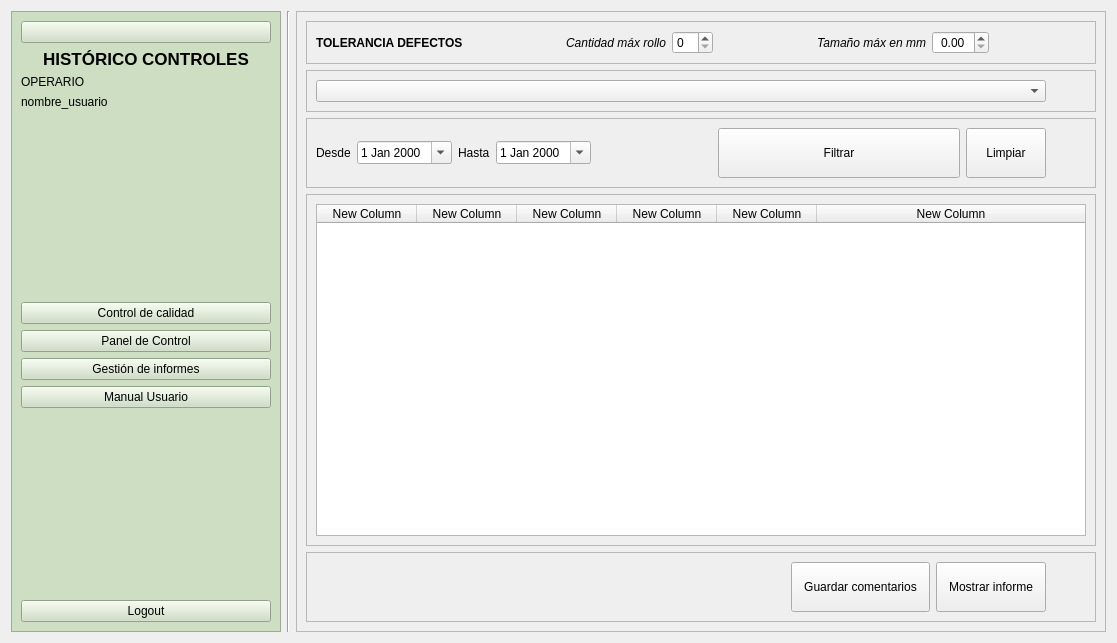
Old version of the form frontend/UI/form_historico_controles.ui in the repository PacoG86/isli.
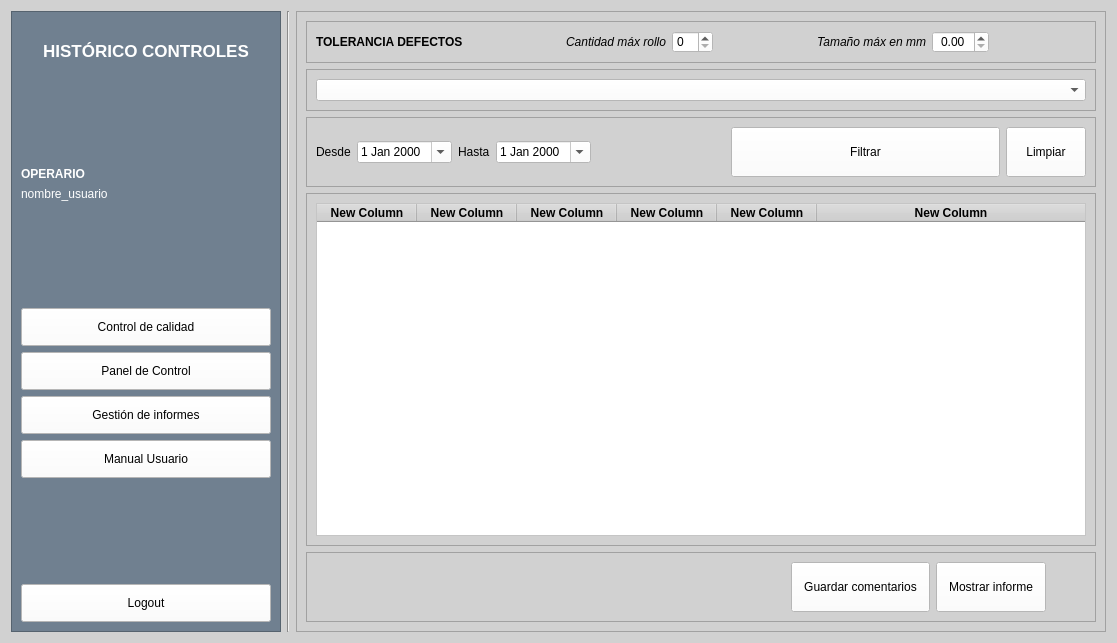
New version of the form. Icons and pictures are not drawn.

What changed in the file:
```diff
--- a/frontend/UI/form_historico_controles.ui
+++ b/frontend/UI/form_historico_controles.ui
@@ -13,6 +13,9 @@
   <property name="windowTitle">
    <string>Form</string>
   </property>
+  <property name="styleSheet">
+   <string notr="true">background-color: #D1D1D1;</string>
+  </property>
   <layout class="QHBoxLayout" name="horizontalLayout_4">
    <item>
     <layout class="QHBoxLayout" name="horizontalLayout_ventanaPpal" stretch="1,0,3">
@@ -28,7 +31,7 @@
         </sizepolicy>
        </property>
        <property name="styleSheet">
-        <string notr="true">background-color: rgb(205, 222, 195);</string>
+        <string notr="true">background-color: #708090;</string>
        </property>
        <property name="frameShape">
         <enum>QFrame::Shape::StyledPanel</enum>
@@ -36,9 +39,24 @@
        <property name="frameShadow">
         <enum>QFrame::Shadow::Raised</enum>
        </property>
-       <layout class="QVBoxLayout" name="verticalLayout_6" stretch="0,0,0,0,0,0,0,0,0,0,0">
+       <layout class="QVBoxLayout" name="verticalLayout_6" stretch="0,0,0,0,0,0,0,0,0,0,0,0">
         <item>
          <widget class="QPushButton" name="pushButton_16">
+          <property name="enabled">
+           <bool>false</bool>
+          </property>
+          <property name="styleSheet">
+           <string notr="true">QPushButton {
+    border: none;
+    background: transparent;
+}
+QPushButton:hover {
+    background: transparent;
+}
+QPushButton:pressed {
+    background: transparent;
+}</string>
+          </property>
           <property name="text">
            <string/>
           </property>
@@ -52,6 +70,9 @@
             <height>150</height>
            </size>
           </property>
+          <property name="flat">
+           <bool>true</bool>
+          </property>
          </widget>
         </item>
         <item>
@@ -62,6 +83,9 @@
             <bold>true</bold>
            </font>
           </property>
+          <property name="styleSheet">
+           <string notr="true">color: rgb(255, 255, 255);</string>
+          </property>
           <property name="text">
            <string>HISTÓRICO CONTROLES</string>
           </property>
@@ -70,8 +94,29 @@
           </property>
          </widget>
         </item>
+        <item>
+         <spacer name="verticalSpacer">
+          <property name="orientation">
+           <enum>Qt::Orientation::Vertical</enum>
+          </property>
+          <property name="sizeHint" stdset="0">
+           <size>
+            <width>20</width>
+            <height>40</height>
+           </size>
+          </property>
+         </spacer>
+        </item>
         <item>
          <widget class="QLabel" name="label_titUsuario">
+          <property name="font">
+           <font>
+            <bold>true</bold>
+           </font>
+          </property>
+          <property name="styleSheet">
+           <string notr="true">color: rgb(255, 255, 255);</string>
+          </property>
           <property name="text">
            <string>OPERARIO</string>
           </property>
@@ -79,6 +124,9 @@
         </item>
         <item>
          <widget class="QLabel" name="label_3">
+          <property name="styleSheet">
+           <string notr="true">color: rgb(255, 255, 255);</string>
+          </property>
           <property name="text">
            <string>nombre_usuario</string>
           </property>
@@ -99,6 +147,15 @@
         </item>
         <item>
          <widget class="QPushButton" name="pushButton_menuPpal">
+          <property name="minimumSize">
+           <size>
+            <width>0</width>
+            <height>38</height>
+           </size>
+          </property>
+          <property name="styleSheet">
+           <string notr="true">background-color: rgb(255, 255, 255);</string>
+          </property>
           <property name="text">
            <string>Control de calidad</string>
           </property>
@@ -106,6 +163,15 @@
         </item>
         <item>
          <widget class="QPushButton" name="pushButton_pcontrol">
+          <property name="minimumSize">
+           <size>
+            <width>0</width>
+            <height>38</height>
+           </size>
+          </property>
+          <property name="styleSheet">
+           <string notr="true">background-color: rgb(255, 255, 255);</string>
+          </property>
           <property name="text">
            <string>Panel de Control</string>
           </property>
@@ -113,6 +179,15 @@
         </item>
         <item>
          <widget class="QPushButton" name="pushButton_rutaInforme">
+          <property name="minimumSize">
+           <size>
+            <width>0</width>
+            <height>38</height>
+           </size>
+          </property>
+          <property name="styleSheet">
+           <string notr="true">background-color: rgb(255, 255, 255);</string>
+          </property>
           <property name="text">
            <string>Gestión de informes</string>
           </property>
@@ -122,10 +197,13 @@
          <widget class="QPushButton" name="pushButton_manual">
           <property name="minimumSize">
            <size>
-            <width>2</width>
-            <height>9</height>
+            <width>0</width>
+            <height>38</height>
            </size>
           </property>
+          <property name="styleSheet">
+           <string notr="true">background-color: rgb(255, 255, 255);</string>
+          </property>
           <property name="text">
            <string>Manual Usuario</string>
           </property>
@@ -146,6 +224,15 @@
         </item>
         <item>
          <widget class="QPushButton" name="pushButton_3">
+          <property name="minimumSize">
+           <size>
+            <width>0</width>
+            <height>38</height>
+           </size>
+          </property>
+          <property name="styleSheet">
+           <string notr="true">background-color: rgb(255, 255, 255);</string>
+          </property>
           <property name="text">
            <string>Logout</string>
           </property>
@@ -226,7 +313,11 @@
             </widget>
            </item>
            <item>
-            <widget class="QSpinBox" name="spinBox_numDefectos"/>
+            <widget class="QSpinBox" name="spinBox_numDefectos">
+             <property name="styleSheet">
+              <string notr="true">background-color: rgb(255, 255, 255);</string>
+             </property>
+            </widget>
            </item>
            <item>
             <spacer name="horizontalSpacer_umbralDefs">
@@ -258,6 +349,9 @@
            </item>
            <item>
             <widget class="QDoubleSpinBox" name="doubleSpinBox_dimDefectos">
+             <property name="styleSheet">
+              <string notr="true">background-color: rgb(255, 255, 255);</string>
+             </property>
              <property name="alignment">
               <set>Qt::AlignmentFlag::AlignCenter</set>
              </property>
@@ -290,27 +384,17 @@
           <property name="frameShadow">
            <enum>QFrame::Shadow::Raised</enum>
           </property>
-          <layout class="QHBoxLayout" name="horizontalLayout_7" stretch="2,0">
+          <layout class="QHBoxLayout" name="horizontalLayout_7" stretch="2">
            <item>
             <widget class="QComboBox" name="comboBox_listaUsuarios">
+             <property name="styleSheet">
+              <string notr="true">background-color: rgb(255, 255, 255);</string>
+             </property>
              <property name="placeholderText">
               <string>-- Filtra por usuario --</string>
              </property>
             </widget>
            </item>
-           <item>
-            <spacer name="horizontalSpacer_5">
-             <property name="orientation">
-              <enum>Qt::Orientation::Horizontal</enum>
-             </property>
-             <property name="sizeHint" stdset="0">
-              <size>
-               <width>40</width>
-               <height>20</height>
-              </size>
-             </property>
-            </spacer>
-           </item>
           </layout>
          </widget>
         </item>
@@ -322,7 +406,7 @@
           <property name="frameShadow">
            <enum>QFrame::Shadow::Raised</enum>
           </property>
-          <layout class="QHBoxLayout" name="horizontalLayout" stretch="0,0,0,0,1,2,0,0">
+          <layout class="QHBoxLayout" name="horizontalLayout" stretch="0,0,0,0,1,2,0">
            <item>
             <widget class="QLabel" name="label_desde">
              <property name="text">
@@ -332,6 +416,9 @@
            </item>
            <item>
             <widget class="QDateEdit" name="dateEdit_desde">
+             <property name="styleSheet">
+              <string notr="true">background-color: rgb(255, 255, 255);</string>
+             </property>
              <property name="calendarPopup">
               <bool>true</bool>
              </property>
@@ -346,6 +433,9 @@
            </item>
            <item>
             <widget class="QDateEdit" name="dateEdit_hasta">
+             <property name="styleSheet">
+              <string notr="true">background-color: rgb(255, 255, 255);</string>
+             </property>
              <property name="calendarPopup">
               <bool>true</bool>
              </property>
@@ -372,6 +462,9 @@
                <height>50</height>
               </size>
              </property>
+             <property name="styleSheet">
+              <string notr="true">background-color: rgb(255, 255, 255);</string>
+             </property>
              <property name="text">
               <string>Filtrar</string>
              </property>
@@ -385,24 +478,14 @@
                <height>50</height>
               </size>
              </property>
+             <property name="styleSheet">
+              <string notr="true">background-color: rgb(255, 255, 255);</string>
+             </property>
              <property name="text">
               <string>Limpiar</string>
              </property>
             </widget>
            </item>
-           <item>
-            <spacer name="horizontalSpacer_3">
-             <property name="orientation">
-              <enum>Qt::Orientation::Horizontal</enum>
-             </property>
-             <property name="sizeHint" stdset="0">
-              <size>
-               <width>40</width>
-               <height>20</height>
-              </size>
-             </property>
-            </spacer>
-           </item>
           </layout>
          </widget>
         </item>
@@ -424,8 +507,21 @@
            <item>
             <widget class="QTableWidget" name="tableWidget_results">
              <property name="styleSheet">
-              <string notr="true">QTableWidget::item {
+              <string notr="true">QTableWidget::item:selected {
+    background-color: #708090;
+    color: white;
+}
+QTableWidget::item {
     padding: 5px;
+}
+QHeaderView::section {
+    font-weight: bold;
+}
+QTableWidget {
+    background-color: white;
+}
+QTableWidget::item {
+    font-weight: normal;
 }</string>
              </property>
              <attribute name="horizontalHeaderCascadingSectionResizes">
@@ -508,7 +604,9 @@
              <property name="styleSheet">
               <string notr="true">QPushButton {
     padding: 0px 12px; 
+	background-color: rgb(255, 255, 255);
 }
+
 </string>
              </property>
              <property name="text">
@@ -526,9 +624,9 @@
              </property>
              <property name="styleSheet">
               <string notr="true">QPushButton {
-    padding: 0px 12px; 
-}
-</string>
+    padding: 0px 12px;
+	background-color: rgb(255, 255, 255);
+}</string>
              </property>
              <property name="text">
               <string>Mostrar informe</string>
```
Left out of the diff: 2 changed lines with no effect on the pictures.
